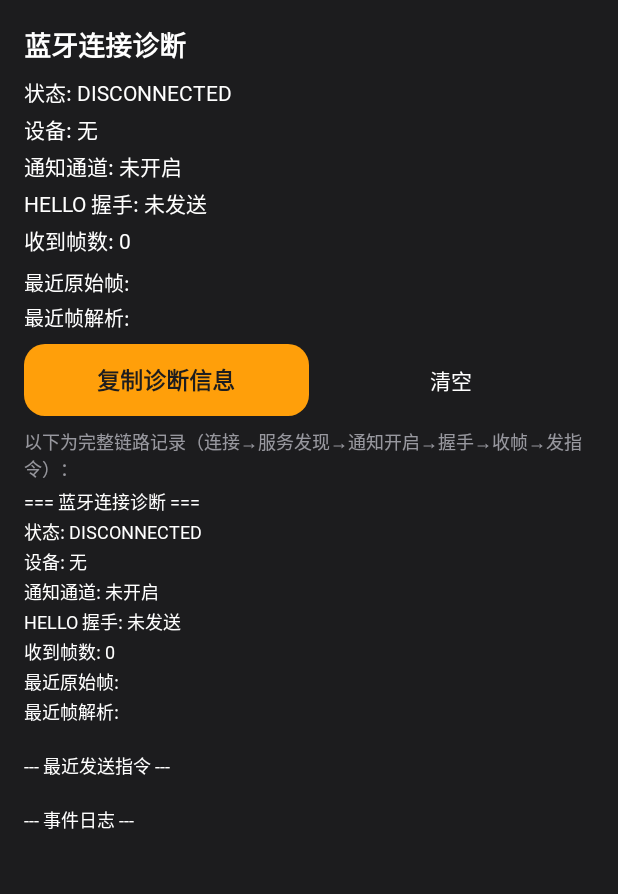
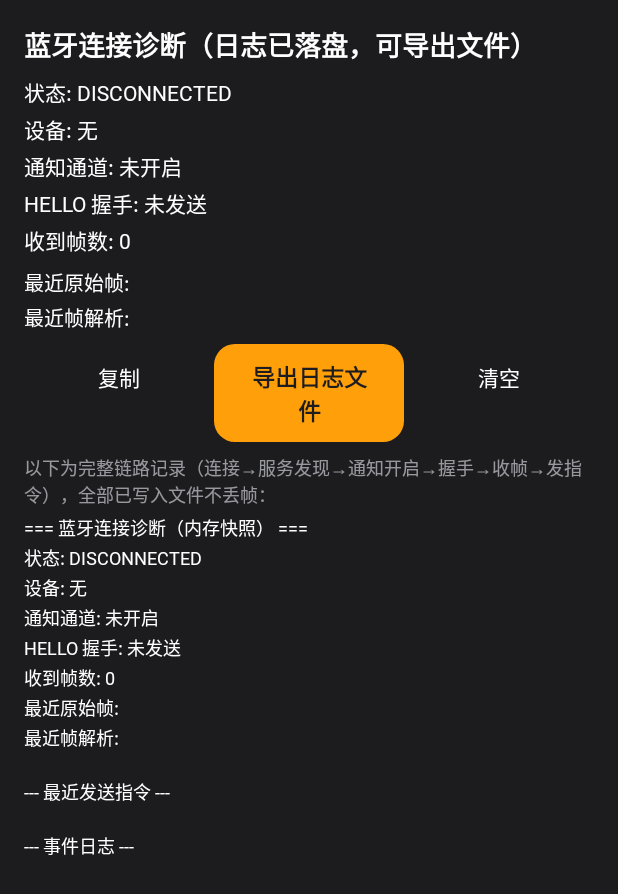
Before and after one commit to mmaotv/motohud-bridge, an Android app: the DiagnosticActivity screen opened directly, with no data from a screen before it, on a phone screen of 412 x 824 dp. Shown: the top 894 px of the screen. Run offline under Robolectric (Android 15) with nearby library versions, the light colour scheme and no system bars.

Commit message:
诊断日志落盘+导出txt文件：单线程写、1MB轮转，诊断页显示完整文件并支持系统分享导出；同时审计确认原厂通信流程(HELLO/NO/FINISH/NA-RE-NE/REM-NEXT-NAVI/MSG)已全部覆盖 (2.2.7)

```diff
--- a/app/build.gradle.kts
+++ b/app/build.gradle.kts
@@ -22,8 +22,8 @@ android {
         applicationId = "com.motohud.ble"
         minSdk = 24
         targetSdk = 36
-versionCode = 10
-versionName = "2.2.6"
+versionCode = 11
+versionName = "2.2.7"
 
         manifestPlaceholders["AMAP_API_KEY"] = amapApiKey
         buildConfigField("String", "AMAP_API_KEY", "\"$amapApiKey\"")
--- a/app/src/main/java/com/motohud/ble/MotoHudApp.kt
+++ b/app/src/main/java/com/motohud/ble/MotoHudApp.kt
@@ -4,6 +4,7 @@ import android.app.Application
 import com.motohud.ble.amap.AmapManager
 import com.motohud.ble.ble.BleConnectionManager
 import com.motohud.ble.data.AppDatabase
+import com.motohud.ble.data.BleDiagnostic
 import com.motohud.ble.data.FaultRepository
 import com.motohud.ble.data.SearchEngine
 import com.motohud.ble.data.bike.BikePrefs
@@ -32,6 +33,8 @@ class MotoHudApp : Application() {
 
     override fun onCreate() {
         super.onCreate()
+        // 诊断日志落盘（filesDir/ble_diagnostic/diag.log），供现场导出
+        BleDiagnostic.attach(this)
         // 恢复上次选择的车型
         BikePrefs.init(this)
         // 导航偏好（路线偏好 / 语音开关 / 息屏导航）
--- a/app/src/main/res/layout/activity_diagnostic.xml
+++ b/app/src/main/res/layout/activity_diagnostic.xml
@@ -41,11 +41,19 @@
 
         <Button
             android:id="@+id/btn_copy"
+            style="@style/Widget.Moto.Button.Ghost"
+            android:layout_width="0dp"
+            android:layout_height="wrap_content"
+            android:layout_weight="1"
+            android:text="@string/diagnostic_copy" />
+
+        <Button
+            android:id="@+id/btn_export"
             style="@style/Widget.Moto.Button.Accent"
             android:layout_width="0dp"
             android:layout_height="wrap_content"
             android:layout_weight="1"
-            android:text="@string/diagnostic_copy" />
+            android:text="@string/diagnostic_export" />
 
         <Button
             android:id="@+id/btn_clear"
--- a/app/src/main/res/values/strings.xml
+++ b/app/src/main/res/values/strings.xml
@@ -267,12 +267,14 @@
     <string name="settings_about">关于</string>
     <string name="settings_clear_cache">清除缓存</string>
     <string name="settings_diagnostic">连接诊断</string>
-    <string name="diagnostic_title">蓝牙连接诊断</string>
-    <string name="diagnostic_copy">复制诊断信息</string>
+    <string name="diagnostic_title">蓝牙连接诊断（日志已落盘，可导出文件）</string>
+    <string name="diagnostic_copy">复制</string>
+    <string name="diagnostic_export">导出日志文件</string>
     <string name="diagnostic_clear">清空</string>
     <string name="diagnostic_cleared">已清空诊断记录</string>
-    <string name="diagnostic_copied">已复制到剪贴板，可粘贴发送</string>
-    <string name="diagnostic_detail_hint">以下为完整链路记录（连接→服务发现→通知开启→握手→收帧→发指令）：</string>
+    <string name="diagnostic_copied">已复制完整日志到剪贴板</string>
+    <string name="diagnostic_export_fail">导出失败，请重试</string>
+    <string name="diagnostic_detail_hint">以下为完整链路记录（连接→服务发现→通知开启→握手→收帧→发指令），全部已写入文件不丢帧：</string>
     <string name="cache_dialog_title">清除缓存</string>
     <string name="cache_dialog_msg">当前缓存：%1$s\n\n缓存主要来自地图瓦片与搜索结果，清理后不影响任何用户数据，地图会在使用中自动重新下载。</string>
     <string name="cache_clear_btn">清除</string>
--- a/app/src/main/res/xml/file_paths.xml
+++ b/app/src/main/res/xml/file_paths.xml
@@ -7,4 +7,8 @@
     <external-cache-path
         name="external_updates"
         path="updates/" />
+    <!-- 诊断日志导出文件（external-files/diagnostic/） -->
+    <external-files-path
+        name="diag"
+        path="diagnostic/" />
 </paths>
```
Also changed, not shown: app/src/main/java/com/motohud/ble/data/BleDiagnostic.kt (+98 -5 lines), app/src/main/java/com/motohud/ble/ui/diagnostic/DiagnosticActivity.kt (+32 -3 lines).
